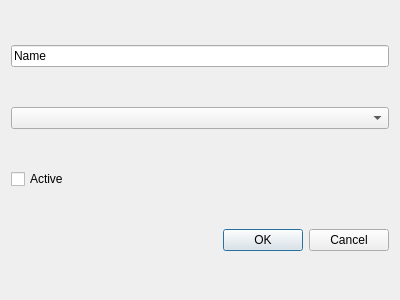
First picture: the form in savings/form/BudgetEd.ui, repository lukasszz/savings, before the edit.
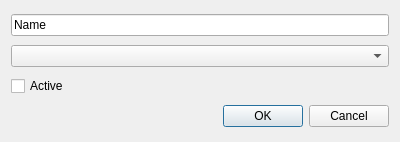
Second picture: the form after the edit.

Patch:
```diff
--- a/savings/form/BudgetEd.ui
+++ b/savings/form/BudgetEd.ui
@@ -7,7 +7,7 @@
     <x>0</x>
     <y>0</y>
     <width>400</width>
-    <height>300</height>
+    <height>142</height>
    </rect>
   </property>
   <property name="windowTitle">
```
